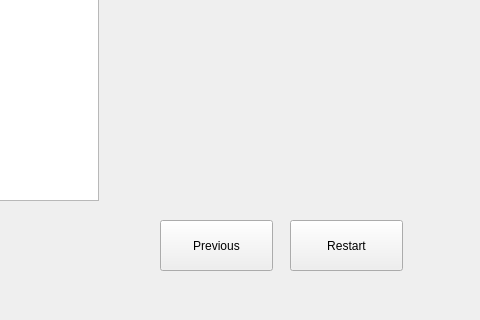
Before: the Qt Designer form Release/Official/UIFiles/DecodeText.ui in kevinrmedina/StegoCapstone, drawn with Qt 5; both pictures show x 270 to 750 and y 230 to 550 of the 750 by 550 pixel window.
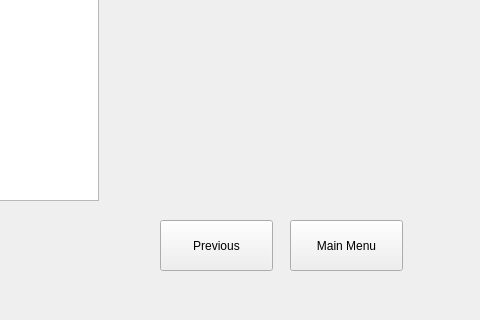
After: the same form once the commit is applied.

```diff
--- a/Release/Official/UIFiles/DecodeText.ui
+++ b/Release/Official/UIFiles/DecodeText.ui
@@ -42,7 +42,7 @@
     </rect>
    </property>
    <property name="text">
-    <string>Restart</string>
+    <string>Main Menu</string>
    </property>
   </widget>
   <widget class="QPushButton" name="previousButton">
```
